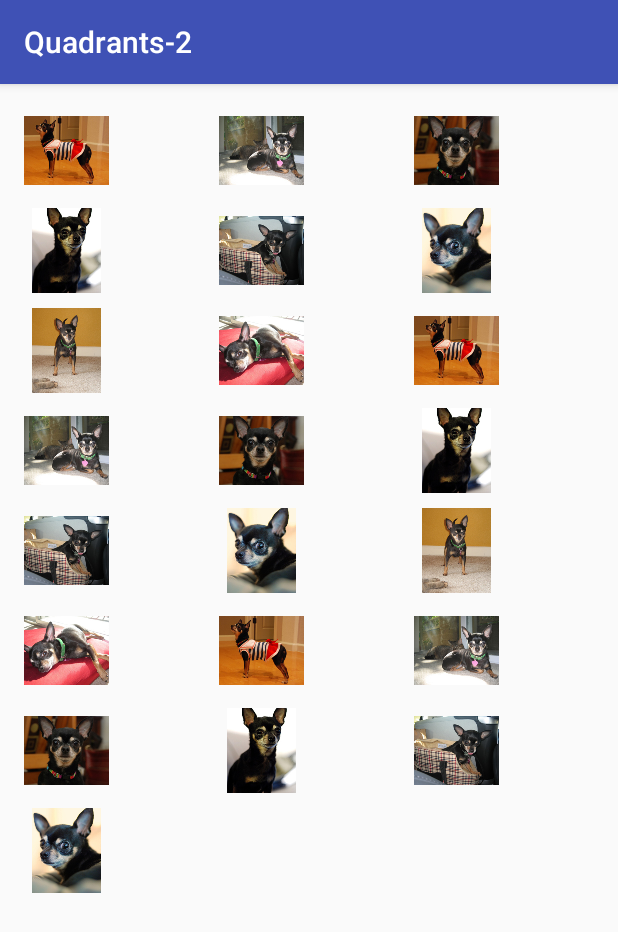
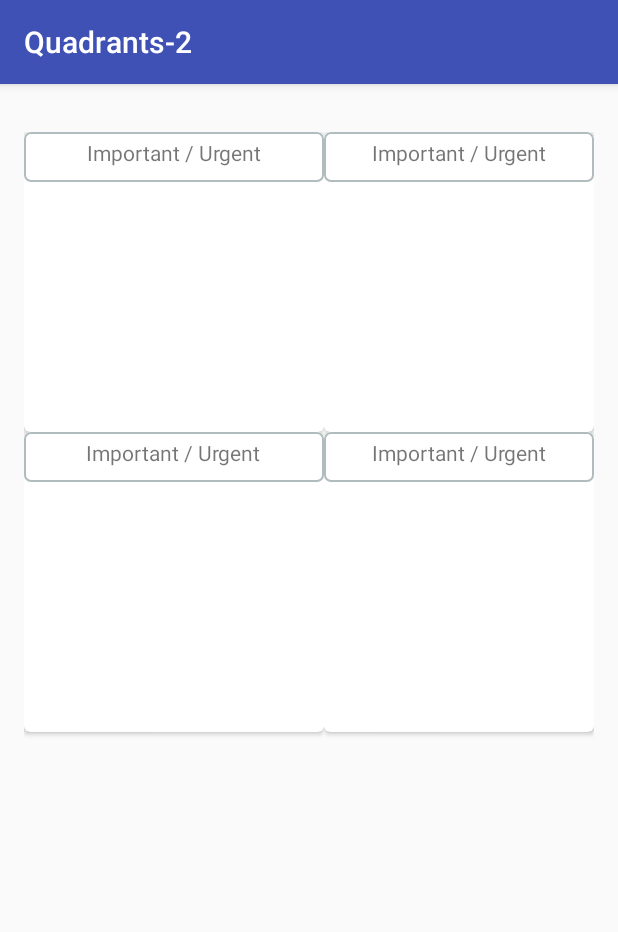
Before and after one commit to manbradcalf/Quadrants-2, an Android app: the screen it shows after launch (MainActivity), on a phone screen of 412 x 824 dp. Shown: the top 932 px of the screen. Run offline under Robolectric (Android 15) with nearby library versions, the phone set to English and light mode, and no system bars; 3 statements that could not run were skipped.

Commit message:
- Added 2x2 grid of CardViews via two Vertical Listviews in a single Horizontal View. - Added a frame layout to the top of the card view w/ textview inside as a header for each quadrant - Added a Shape resource to add a rounded edge to the frame layout which is anchored to the top of the card view

```diff
--- a/Quadrants-2/app/build.gradle
+++ b/Quadrants-2/app/build.gradle
@@ -23,4 +23,6 @@ dependencies {
     compile fileTree(dir: 'libs', include: ['*.jar'])
     testCompile 'junit:junit:4.12'
     compile 'com.android.support:appcompat-v7:23.1.0'
+    compile 'com.android.support:cardview-v7:21.0.+'
+    compile 'com.android.support:recyclerview-v7:21.0.+'
 }
--- /dev/null
+++ b/Quadrants-2/app/src/main/res/drawable/layout_bg.xml
@@ -0,0 +1,13 @@
+<?xml version="1.0" encoding="UTF-8"?>
+<shape xmlns:android="http://schemas.android.com/apk/res/android">
+    <solid android:color="#FFFFFF" />
+    <stroke
+        android:width="1dip"
+        android:color="#B1BCBE" />
+    <corners android:radius="4dip" />
+    <padding
+        android:bottom="10dip"
+        android:left="0dip"
+        android:right="0dip"
+        android:top="0dip" />
+</shape>
--- a/Quadrants-2/app/src/main/res/layout/activity_main.xml
+++ b/Quadrants-2/app/src/main/res/layout/activity_main.xml
@@ -1,13 +1,13 @@
 <?xml version="1.0" encoding="utf-8"?>
 <RelativeLayout xmlns:android="http://schemas.android.com/apk/res/android"
     xmlns:tools="http://schemas.android.com/tools"
+    android:id="@+id/container"
     android:layout_width="match_parent"
     android:layout_height="match_parent"
     android:paddingBottom="@dimen/activity_vertical_margin"
     android:paddingLeft="@dimen/activity_horizontal_margin"
     android:paddingRight="@dimen/activity_horizontal_margin"
     android:paddingTop="@dimen/activity_vertical_margin"
-    android:id="@+id/container"
     tools:context=".MainActivity">
 
 
--- a/Quadrants-2/app/src/main/res/layout/image_grid_fragment.xml
+++ b/Quadrants-2/app/src/main/res/layout/image_grid_fragment.xml
@@ -1,17 +1,120 @@
 <?xml version="1.0" encoding="utf-8"?>
-<FrameLayout xmlns:android="http://schemas.android.com/apk/res/android"
+<LinearLayout
+    xmlns:android="http://schemas.android.com/apk/res/android"
     android:layout_width="match_parent"
     android:layout_height="match_parent"
-    android:id="@+id/frame_container">
+    android:id="@+id/frame_container"
+    android:orientation="horizontal">
 
-    <GridView
+    <LinearLayout
+        android:layout_width="200dp"
+        android:layout_height="match_parent"
+        android:orientation="vertical"
+        android:layout_gravity="left"
+        android:paddingTop="16dp">
+
+        <android.support.v7.widget.CardView
+            xmlns:card_view="http://schemas.android.com/apk/res-auto"
+            android:id="@+id/card_view"
+            android:layout_gravity="center"
+            android:layout_width="200dp"
+            android:layout_height="200dp"
+            card_view:cardCornerRadius="4dp">
+
+            <FrameLayout
+                android:layout_width="match_parent"
+                android:layout_height="wrap_content"
+                android:background="@drawable/layout_bg">
+
+                <TextView
+                    android:id="@+id/info_text"
+                    android:layout_width="match_parent"
+                    android:layout_height="match_parent"
+                    android:text="Important / Urgent"
+                    android:textAlignment="center"
+                    android:paddingTop="4dp" />
+            </FrameLayout>
+
+        </android.support.v7.widget.CardView>
+
+        <android.support.v7.widget.CardView
+            xmlns:card_view="http://schemas.android.com/apk/res-auto"
+            android:id="@+id/card_view"
+            android:layout_gravity="center"
+            android:layout_width="200dp"
+            android:layout_height="200dp"
+            card_view:cardCornerRadius="4dp">
+
+            <FrameLayout
+                android:layout_width="match_parent"
+                android:layout_height="wrap_content"
+                android:background="@drawable/layout_bg">
+
+                <TextView
+                    android:id="@+id/info_text"
+                    android:layout_width="wrap_content"
+                    android:layout_height="match_parent"
+                    android:text="Important / Urgent"
+                    android:textAlignment="center"
+                    android:layout_gravity="center"
+                    android:paddingTop="4dp" />
+            </FrameLayout>
+        </android.support.v7.widget.CardView>
+
+    </LinearLayout>
+
+    <LinearLayout
         android:layout_width="match_parent"
         android:layout_height="match_parent"
-        android:id="@+id/gridView"
-        android:numColumns="auto_fit"
-        android:columnWidth="90dp"
-        android:verticalSpacing="10dp"
-        android:horizontalSpacing="10dp"
-        />
+        android:orientation="vertical"
+        android:paddingTop="16dp">
 
-</FrameLayout>
+        <android.support.v7.widget.CardView
+            xmlns:card_view="http://schemas.android.com/apk/res-auto"
+            android:id="@+id/card_view"
+            android:layout_gravity="center"
+            android:layout_width="match_parent"
+            android:layout_height="200dp"
+            card_view:cardCornerRadius="4dp">
+
+            <FrameLayout
+                android:layout_width="match_parent"
+                android:layout_height="wrap_content"
+                android:background="@drawable/layout_bg">
+
+                <TextView
+                    android:id="@+id/info_text"
+                    android:layout_width="match_parent"
+                    android:layout_height="match_parent"
+                    android:text="Important / Urgent"
+                    android:textAlignment="center"
+                    android:paddingTop="4dp" />
+            </FrameLayout>
+        </android.support.v7.widget.CardView>
+
+        <android.support.v7.widget.CardView
+            xmlns:card_view="http://schemas.android.com/apk/res-auto"
+            android:id="@+id/card_view"
+            android:layout_gravity="center"
+            android:layout_width="match_parent"
+            android:layout_height="200dp"
+            card_view:cardCornerRadius="4dp">
+
+            <FrameLayout
+                android:layout_width="match_parent"
+                android:layout_height="wrap_content"
+                android:background="@drawable/layout_bg">
+
+                <TextView
+                    android:id="@+id/info_text"
+                    android:layout_width="match_parent"
+                    android:layout_height="match_parent"
+                    android:text="Important / Urgent"
+                    android:textAlignment="center"
+                    android:paddingTop="4dp" />
+            </FrameLayout>
+        </android.support.v7.widget.CardView>
+
+    </LinearLayout>
+
+</LinearLayout>
--- a/Quadrants-2/build.gradle
+++ b/Quadrants-2/build.gradle
@@ -5,7 +5,7 @@ buildscript {
         jcenter()
     }
     dependencies {
-        classpath 'com.android.tools.build:gradle:1.3.0'
+        classpath 'com.android.tools.build:gradle:1.5.0'
 
         // NOTE: Do not place your application dependencies here; they belong
         // in the individual module build.gradle files
```
Also changed, not shown: 1 other file.
